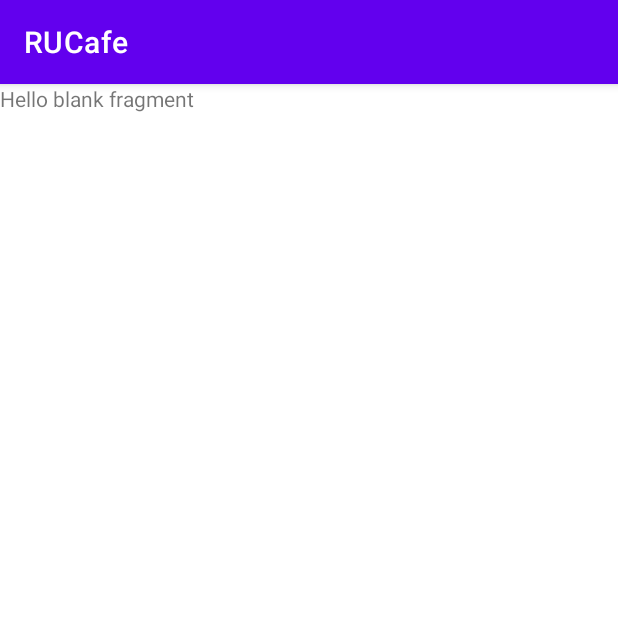
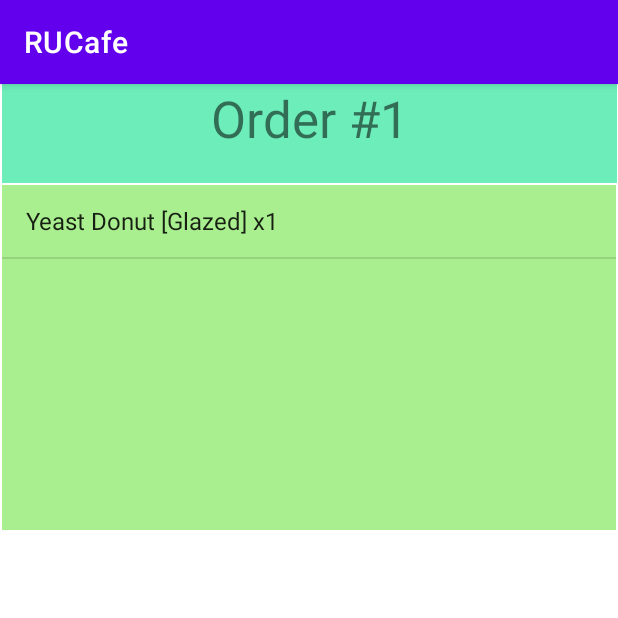
Before and after one commit to JasonGuo00/CS213_PA5, an Android app: the fragment OrderFragment shown on its own in the app's theme, on a phone screen of 412 x 824 dp, the top half of it. Run offline under Robolectric (Android 15) with nearby library versions, the phone set to English and light mode, and no system bars.

Commit message:
Order Fragment Basics
yoller

```diff
--- a/app/src/main/java/com/example/rucafe/OrderFragment.java
+++ b/app/src/main/java/com/example/rucafe/OrderFragment.java
@@ -1,5 +1,7 @@
 package com.example.rucafe;
 
+import android.app.AlertDialog;
+import android.content.DialogInterface;
 import android.os.Bundle;
 
 import androidx.fragment.app.Fragment;
@@ -7,6 +9,17 @@ import androidx.fragment.app.Fragment;
 import android.view.LayoutInflater;
 import android.view.View;
 import android.view.ViewGroup;
+import android.widget.AdapterView;
+import android.widget.ArrayAdapter;
+import android.widget.ListView;
+import android.widget.TextView;
+import android.widget.Toast;
+
+import java.util.ArrayList;
+
+import cafeapp.Donut;
+import cafeapp.MenuItem;
+import cafeapp.Order;
 
 /**
  * A simple {@link Fragment} subclass.
@@ -20,9 +33,13 @@ public class OrderFragment extends Fragment {
     private static final String ARG_PARAM1 = "param1";
     private static final String ARG_PARAM2 = "param2";
 
+
     // TODO: Rename and change types of parameters
     private String mParam1;
     private String mParam2;
+    private ArrayList<MenuItem> olist;
+    private ListView order_listview;
+    private TextView order_header;
 
     public OrderFragment() {
         // Required empty public constructor
@@ -59,6 +76,51 @@ public class OrderFragment extends Fragment {
     public View onCreateView(LayoutInflater inflater, ViewGroup container,
                              Bundle savedInstanceState) {
         // Inflate the layout for this fragment
-        return inflater.inflate(R.layout.fragment_order, container, false);
+        View view = inflater.inflate(R.layout.fragment_order, container, false);
+        // Header
+        order_header = view.findViewById(R.id.order_header);
+        order_header.setText("Order #" + Order.getPosition());
+        // Create a listview, populate with Order.getGlobal() list
+        ArrayAdapter<MenuItem> adapter = createListView(view);
+
+        return view;
+    }
+
+    private ArrayAdapter<MenuItem> createListView(View view) {
+        olist = Order.getGlobal();
+        order_listview = view.findViewById(R.id.order_listview);
+        ArrayAdapter<MenuItem> list_adapter = new ArrayAdapter<MenuItem>(getContext(), android.R.layout.simple_list_item_1, olist);
+        order_listview.setAdapter(list_adapter);
+        order_listview.setOnItemClickListener(new AdapterView.OnItemClickListener() {
+            @Override
+            public void onItemClick(AdapterView<?> adapterView, View view, int i, long l) {
+                remove_item(list_adapter, i);
+            }
+        });
+        return list_adapter;
+    }
+
+    void remove_item(ArrayAdapter<MenuItem> adapter, int position) {
+        MenuItem removing = olist.get(position);
+        AlertDialog.Builder alert = new AlertDialog.Builder(getContext());
+        alert.setTitle("Remove from list?");
+        alert.setMessage(removing.toString());
+        alert.setPositiveButton("yes", new DialogInterface.OnClickListener() {
+            public void onClick(DialogInterface dialog, int which) {
+                Order.removeItem(removing);
+                olist.remove(removing);
+                adapter.notifyDataSetChanged();
+//                updatePrice();
+                Toast.makeText(getContext(), removing.toString() + " removed!", Toast.LENGTH_SHORT).show();
+            }
+            //handle the "NO" click
+        }).setNegativeButton("no", new DialogInterface.OnClickListener() {
+            // Do nothing
+            public void onClick(DialogInterface dialog, int which) {
+                return;
+            }
+        });
+        AlertDialog dialog = alert.create();
+        dialog.show();
     }
 }
--- a/app/src/main/res/layout/fragment_order.xml
+++ b/app/src/main/res/layout/fragment_order.xml
@@ -1,14 +1,36 @@
 <?xml version="1.0" encoding="utf-8"?>
 <FrameLayout xmlns:android="http://schemas.android.com/apk/res/android"
+    xmlns:app="http://schemas.android.com/apk/res-auto"
     xmlns:tools="http://schemas.android.com/tools"
     android:layout_width="match_parent"
     android:layout_height="match_parent"
+    android:background="#FFFFFF"
     tools:context=".OrderFragment">
 
-    <!-- TODO: Update blank fragment layout -->
-    <TextView
+    <androidx.constraintlayout.widget.ConstraintLayout
         android:layout_width="match_parent"
-        android:layout_height="match_parent"
-        android:text="@string/hello_blank_fragment" />
+        android:layout_height="297dp">
 
+        <TextView
+            android:id="@+id/order_header"
+            android:layout_width="410dp"
+            android:layout_height="66dp"
+            android:background="#6DEDBA"
+            android:textAlignment="center"
+            android:textSize="34sp"
+            app:layout_constraintEnd_toEndOf="parent"
+            app:layout_constraintStart_toStartOf="parent"
+            app:layout_constraintTop_toTopOf="parent" />
+
+        <ListView
+            android:id="@+id/order_listview"
+            android:layout_width="409dp"
+            android:layout_height="231dp"
+            android:layout_marginTop="2dp"
+            android:background="#A9EF8F"
+            app:layout_constraintBottom_toBottomOf="parent"
+            app:layout_constraintEnd_toEndOf="parent"
+            app:layout_constraintStart_toStartOf="parent"
+            app:layout_constraintTop_toBottomOf="@+id/order_header" />
+    </androidx.constraintlayout.widget.ConstraintLayout>
 </FrameLayout>
--- a/app/src/main/res/values/strings.xml
+++ b/app/src/main/res/values/strings.xml
@@ -9,4 +9,5 @@
     <string name="donut_header">Choose Your Donuts!</string>
     <string name="add_donut">Add Donut</string>
     <string name="home_header">RU Cafe</string>
+    <string name="add_order">Add to Order</string>
 </resources>
```
Also changed, not shown: app/src/main/java/com/example/rucafe/DonutFragment.java (+35 -1 lines), app/src/main/res/layout/fragment_donut.xml (+9 -0 lines).
